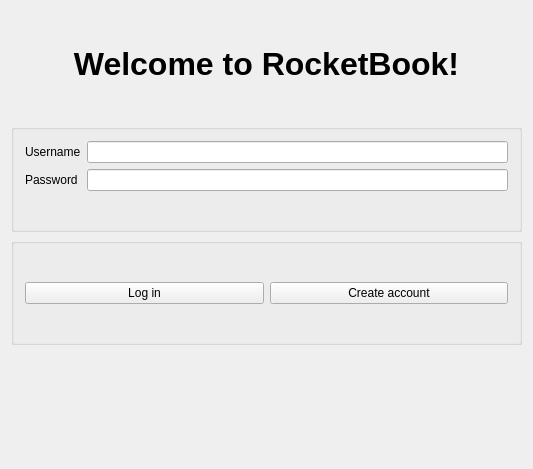
Before: the Qt Designer form gui/logingui.ui in Huy-Nguyen-HCI/RocketBook, drawn with Qt 5.
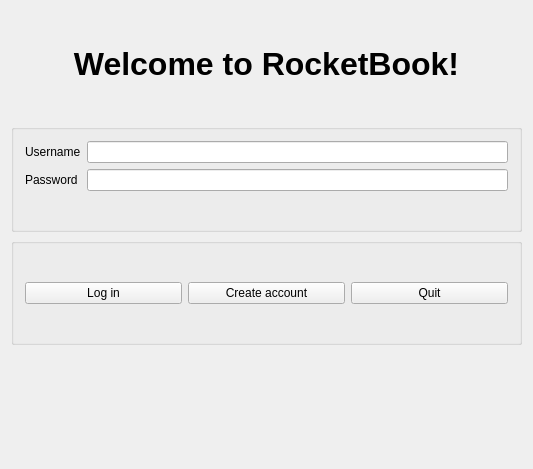
After: the same form once the commit is applied. Icons and pictures are not drawn.

Patch:
```diff
--- a/gui/logingui.ui
+++ b/gui/logingui.ui
@@ -73,6 +73,13 @@
         </property>
        </widget>
       </item>
+      <item>
+       <widget class="QPushButton" name="quitButton">
+        <property name="text">
+         <string>Quit</string>
+        </property>
+       </widget>
+      </item>
      </layout>
      <zorder>loginButton</zorder>
      <zorder>createAccountButton</zorder>
```
Left out of the diff: 3 changed lines with no effect on the pictures.
